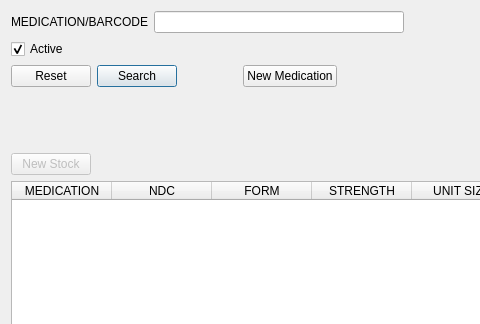
Qt form mtrack/medicationsframe.ui (kyledevans/Medicine-Track) before a commit; both pictures show x 0 to 480 and y 0 to 324 of the 913 by 640 pixel window.
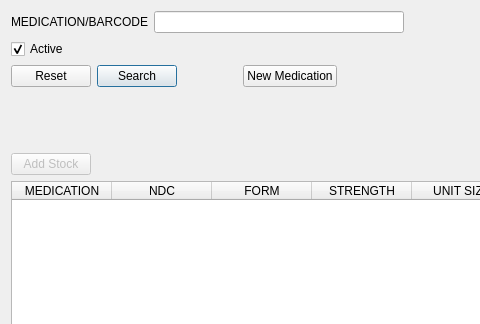
The same form after that commit.

```diff
--- a/mtrack/medicationsframe.ui
+++ b/mtrack/medicationsframe.ui
@@ -168,7 +168,7 @@
         <bool>false</bool>
        </property>
        <property name="text">
-        <string>New Stock</string>
+        <string>Add Stock</string>
        </property>
       </widget>
      </item>
```
Left out of the diff: 2 changed lines with no effect on the pictures.
